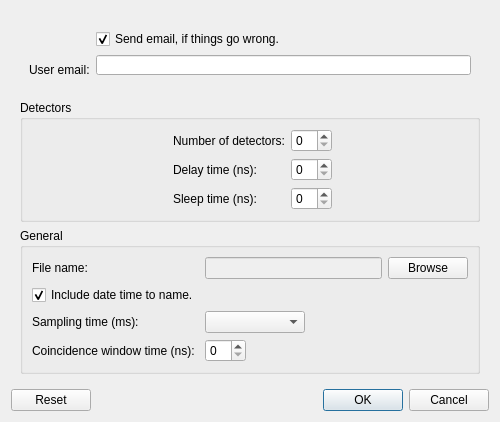
Above: Software/GUI/Program/default.ui from jcbedoyam/AbacusSoftware before the change. Below: the same form after it.
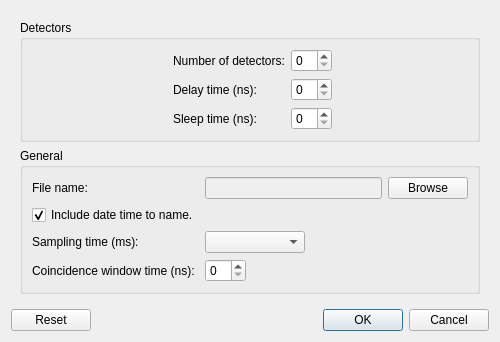
That is the form after the change.

Diff of the .ui file:
```diff
--- a/Software/GUI/Program/default.ui
+++ b/Software/GUI/Program/default.ui
@@ -7,7 +7,7 @@
     <x>0</x>
     <y>0</y>
     <width>500</width>
-    <height>400</height>
+    <height>307</height>
    </rect>
   </property>
   <property name="sizePolicy">
@@ -23,87 +23,6 @@
    <item>
     <widget class="QWidget" name="widget" native="true">
      <layout class="QVBoxLayout" name="verticalLayout_2">
-      <item>
-       <widget class="QWidget" name="widget_2" native="true">
-        <property name="sizePolicy">
-         <sizepolicy hsizetype="Preferred" vsizetype="Maximum">
-          <horstretch>0</horstretch>
-          <verstretch>0</verstretch>
-         </sizepolicy>
-        </property>
-        <property name="minimumSize">
-         <size>
-          <width>0</width>
-          <height>0</height>
-         </size>
-        </property>
-        <property name="maximumSize">
-         <size>
-          <width>16777215</width>
-          <height>16777215</height>
-         </size>
-        </property>
-        <layout class="QFormLayout" name="formLayout_3">
-         <item row="0" column="1">
-          <widget class="QCheckBox" name="email_checkBox">
-           <property name="text">
-            <string>Send email, if things go wrong.</string>
-           </property>
-           <property name="checked">
-            <bool>true</bool>
-           </property>
-          </widget>
-         </item>
-         <item row="1" column="1">
-          <widget class="QLineEdit" name="email_lineEdit">
-           <property name="sizePolicy">
-            <sizepolicy hsizetype="Expanding" vsizetype="Minimum">
-             <horstretch>0</horstretch>
-             <verstretch>0</verstretch>
-            </sizepolicy>
-           </property>
-           <property name="minimumSize">
-            <size>
-             <width>0</width>
-             <height>20</height>
-            </size>
-           </property>
-           <property name="maximumSize">
-            <size>
-             <width>16777215</width>
-             <height>20</height>
-            </size>
-           </property>
-          </widget>
-         </item>
-         <item row="1" column="0">
-          <widget class="QLabel" name="label">
-           <property name="sizePolicy">
-            <sizepolicy hsizetype="Preferred" vsizetype="Minimum">
-             <horstretch>0</horstretch>
-             <verstretch>0</verstretch>
-            </sizepolicy>
-           </property>
-           <property name="minimumSize">
-            <size>
-             <width>0</width>
-             <height>30</height>
-            </size>
-           </property>
-           <property name="maximumSize">
-            <size>
-             <width>16777215</width>
-             <height>30</height>
-            </size>
-           </property>
-           <property name="text">
-            <string>User email:</string>
-           </property>
-          </widget>
-         </item>
-        </layout>
-       </widget>
-      </item>
       <item>
        <widget class="QGroupBox" name="groupBox">
         <property name="sizePolicy">
```
Left out of the diff: 2 changed lines with no effect on the pictures.
